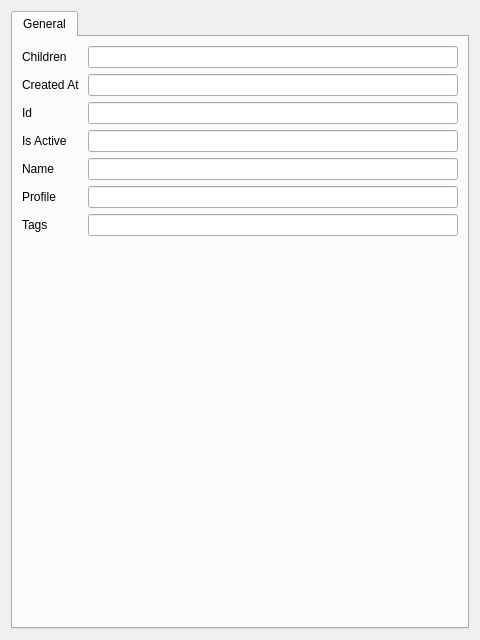
Qt form exdrf-dev/exdrf_dev/qt_gen/db/parents/widgets/parent_editor.ui (TNick/exdrf) before a commit.
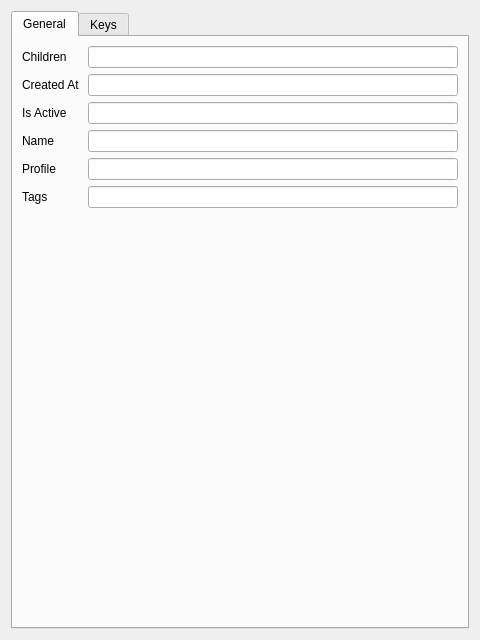
The same form after that commit. Custom widgets are drawn as their Qt base class.

Commit message: can change some in generated code. Single and multi editors not saving

Patch:
```diff
--- a/exdrf-dev/exdrf_dev/qt_gen/db/parents/widgets/parent_editor.ui
+++ b/exdrf-dev/exdrf_dev/qt_gen/db/parents/widgets/parent_editor.ui
@@ -49,58 +49,92 @@
        </item>
      
        <item row="2" column="0">
-        <widget class="QLabel" name="lbl_id">
-         <property name="text">
-          <string>Id </string>
-         </property>
-        </widget>
-       </item>
-       <item row="2" column="1">
-        <widget class="DrfIntEditor" name="c_id"/>
-       </item>
-     
-       <item row="3" column="0">
         <widget class="QLabel" name="lbl_is_active">
          <property name="text">
           <string>Is Active </string>
          </property>
         </widget>
        </item>
-       <item row="3" column="1">
-        <widget class="DrfBoolEditor" name="c_is_active"/>
+       <item row="2" column="1">
+        <widget class="DrfBoolEditor" name="c_is_active">
+         <property name="name" stdset="0">
+          <string notr="true">is_active</string>
+         </property>
+        </widget>
+        
        </item>
      
-       <item row="4" column="0">
+       <item row="3" column="0">
         <widget class="QLabel" name="lbl_name">
          <property name="text">
           <string>Name </string>
          </property>
         </widget>
        </item>
-       <item row="4" column="1">
-        <widget class="DrfLineEditor" name="c_name"/>
+       <item row="3" column="1">
+        <widget class="DrfLineEditor" name="c_name">
+         <property name="name" stdset="0">
+          <string notr="true">name</string>
+         </property>
+        </widget>
+        
        </item>
      
-       <item row="5" column="0">
+       <item row="4" column="0">
         <widget class="QLabel" name="lbl_profile">
          <property name="text">
           <string>Profile </string>
          </property>
         </widget>
        </item>
-       <item row="5" column="1">
-        <widget class="QtProfileSiSe" name="c_profile"/>
+       <item row="4" column="1">
+        <widget class="QtProfileSiSe" name="c_profile">
+         <property name="name" stdset="0">
+          <string notr="true">profile</string>
+         </property>
+        </widget>
+        
        </item>
      
-       <item row="6" column="0">
+       <item row="5" column="0">
         <widget class="QLabel" name="lbl_tags">
          <property name="text">
           <string>Tags </string>
          </property>
         </widget>
        </item>
-       <item row="6" column="1">
-        <widget class="QtTagMuSe" name="c_tags"/>
+       <item row="5" column="1">
+        <widget class="QtTagMuSe" name="c_tags">
+         <property name="name" stdset="0">
+          <string notr="true">tags</string>
+         </property>
+        </widget>
+        
+       </item>
+     
+      </layout>
+     </widget>
+     
+     <widget class="QWidget" name="tab_keys">
+      <attribute name="title">
+       <string>Keys</string>
+      </attribute>
+      <layout class="QFormLayout" name="formLayout">
+     
+       <item row="0" column="0">
+        <widget class="QLabel" name="lbl_id">
+         <property name="text">
+          <string>Id </string>
+         </property>
+        </widget>
+       </item>
+       <item row="0" column="1">
+        <widget class="QLineEdit" name="c_id">
+         <property name="readOnly">
+          <bool>true</bool>
+         </property>
+        </widget>
+        
        </item>
      
       </layout>
@@ -121,11 +155,6 @@
     <extends>QLineEdit</extends>
     <header>exdrf_qt.field_ed.api</header>
   </customwidget>
-  <customwidget>
-    <class>DrfIntEditor</class>
-    <extends>QLineEdit</extends>
-    <header>exdrf_qt.field_ed.api</header>
-  </customwidget>
   <customwidget>
     <class>DrfBoolEditor</class>
     <extends>QLineEdit</extends>
@@ -143,6 +172,11 @@
   </customwidget>
   <customwidget>
     <class>QtTagMuSe</class>
+    <extends>QLineEdit</extends>
+    <header>exdrf_dev.qt_gen.db.tags.api</header>
+  </customwidget>
+  <customwidget>
+    <class>DrfIntEditor</class>
     <extends>QLineEdit</extends>
     <header>exdrf_qt.field_ed.api</header>
   </customwidget>
```
Left out of the diff: 18 changed lines with no effect on the pictures. The commit also changes 104 other files.
